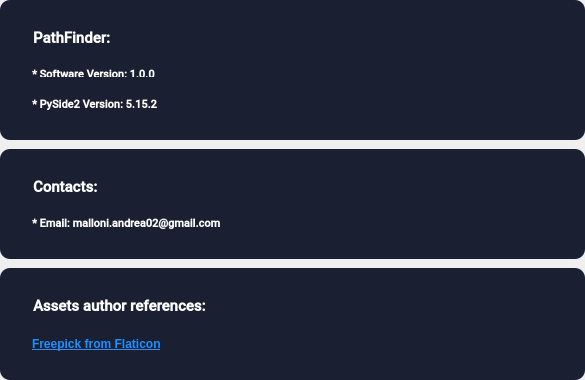
Old version of the form UI/info.ui in the repository AndreaMalloni/Pathfinder.
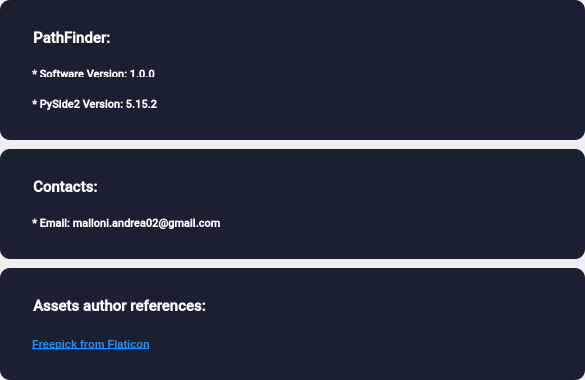
New version of the form.

Commit message: Fixed bug: text widening on high DPI display, set fixed size font

The edit to the form file:
```diff
--- a/UI/info.ui
+++ b/UI/info.ui
@@ -289,6 +289,14 @@
       </item>
       <item>
        <widget class="QLabel" name="label_4">
+        <property name="font">
+         <font>
+          <pointsize>8</pointsize>
+          <weight>75</weight>
+          <italic>false</italic>
+          <bold>true</bold>
+         </font>
+        </property>
         <property name="text">
          <string>&lt;a href=&quot;https://www.flaticon.com/authors/freepik&quot; style='color: DodgerBlue'&gt;Freepick from Flaticon&lt;/a&gt;</string>
         </property>
```
The commit also changes 4 other files.
